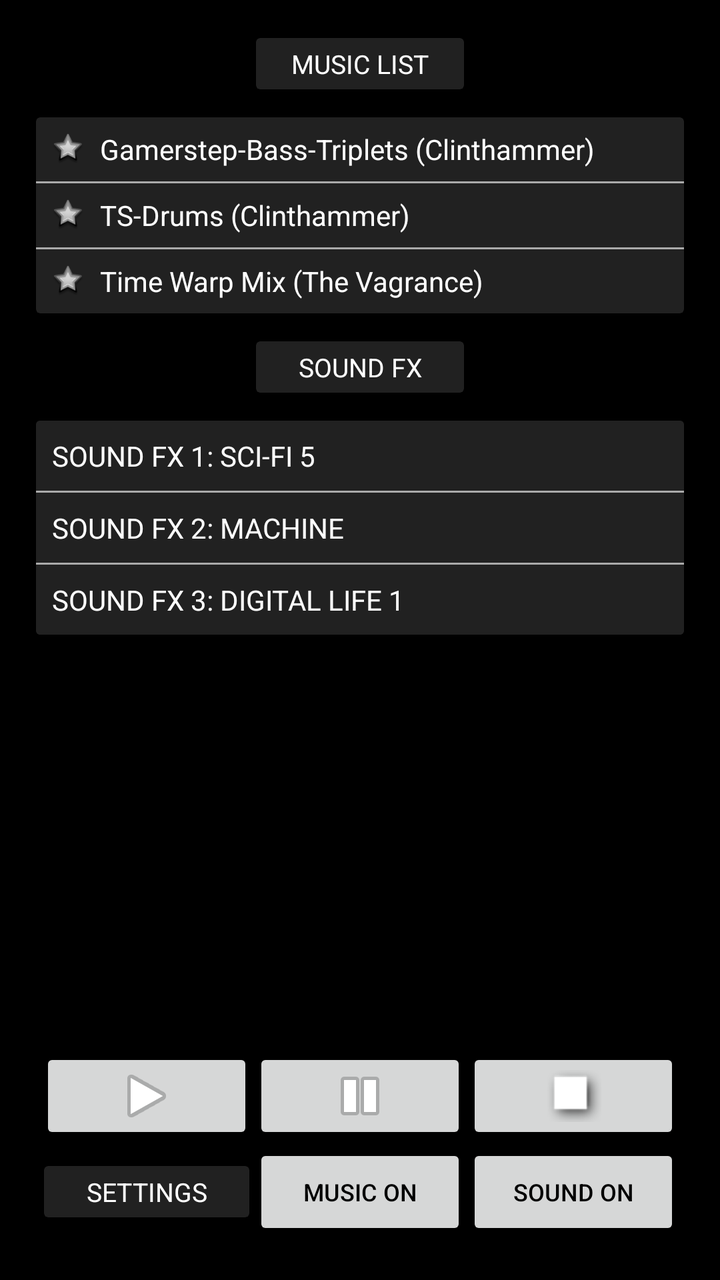
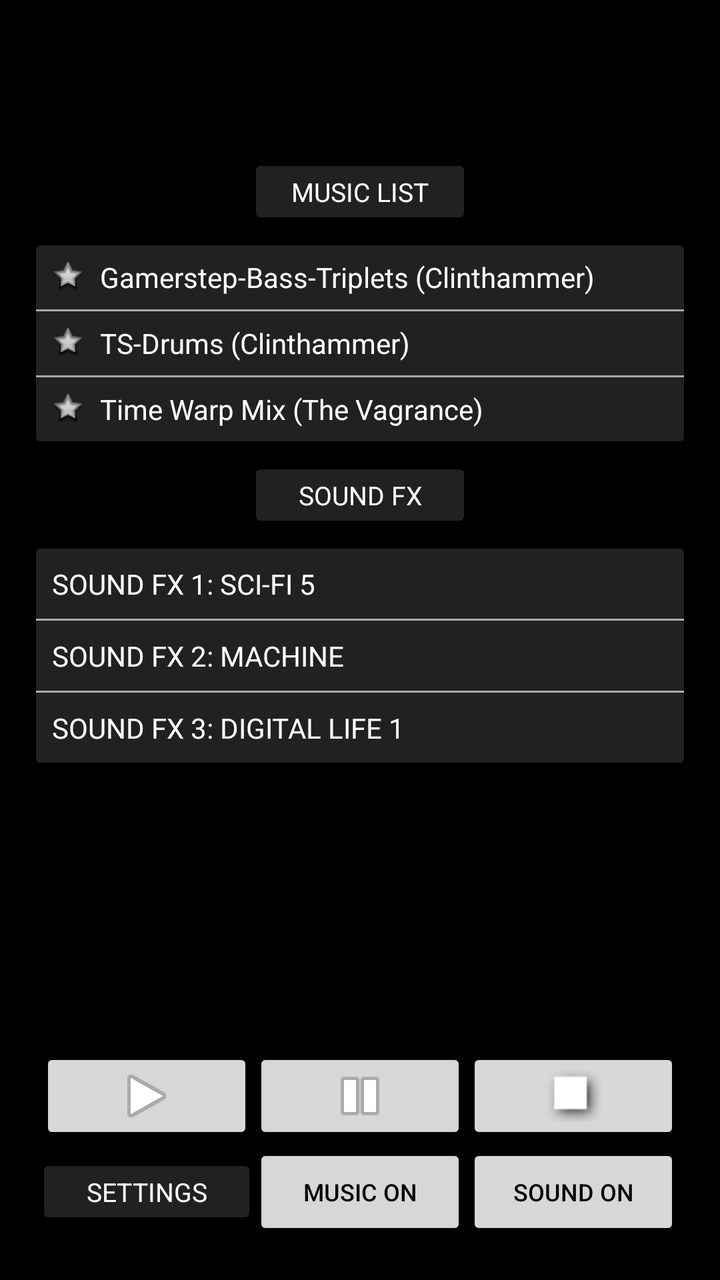

Screens rendered from an Android XML layout before and after an edit, with the pre-edit source and the edit as a unified diff.
<!-- AndroidManifest.xml: application theme AppTheme -->
<!-- res/layout/activity_hx_audio_player_demo.xml -->
<LinearLayout xmlns:android="http://schemas.android.com/apk/res/android"
    xmlns:card_view="http://schemas.android.com/apk/res-auto"
    android:id="@+id/activity_hx_audio_player_demo_layout"
    android:layout_width="match_parent"
    android:layout_height="match_parent"
    android:background="@android:color/black"
    android:orientation="vertical"
    android:padding="16dp">

    <ScrollView
        android:id="@+id/activity_hx_audio_main_container_scroll_view"
        android:layout_width="match_parent"
        android:layout_height="0dp"
        android:layout_weight="1">

        <LinearLayout
            android:id="@+id/activity_hx_audio_main_container"
            android:layout_width="fill_parent"
            android:layout_height="wrap_content"
            android:orientation="vertical">

            <androidx.cardview.widget.CardView
                android:id="@+id/activity_hx_audio_music_list_header_container"
                android:layout_width="wrap_content"
                android:layout_height="wrap_content"
                android:layout_gravity="center"
                android:layout_marginBottom="8dp"
                card_view:cardBackgroundColor="@color/primaryColor"
                card_view:cardCornerRadius="2dp"
                card_view:cardElevation="2dp"
                card_view:cardPreventCornerOverlap="false"
                card_view:cardUseCompatPadding="true">

                <TextView
                    android:id="@+id/activity_hx_audio_music_list_header"
                    android:layout_width="96dp"
                    android:layout_height="wrap_content"
                    android:layout_gravity="center"
                    android:layout_margin="4dp"
                    android:gravity="center"
                    android:text="MUSIC LIST"
                    android:textColor="@android:color/white"
                    android:textSize="13sp"
                    android:typeface="normal" />

            </androidx.cardview.widget.CardView>

            <androidx.cardview.widget.CardView
                android:id="@+id/activity_hx_audio_music_list_card_container"
                android:layout_width="match_parent"
                android:layout_height="wrap_content"
                android:layout_gravity="center"
                android:layout_marginBottom="8dp"
                card_view:cardBackgroundColor="@color/primaryColor"
                card_view:cardCornerRadius="2dp"
                card_view:cardElevation="2dp"
                card_view:cardPreventCornerOverlap="false"
                card_view:cardUseCompatPadding="true">

                <LinearLayout
                    android:id="@+id/activity_hx_audio_music_list_container"
                    android:layout_width="fill_parent"
                    android:layout_height="wrap_content"
                    android:layout_gravity="center_horizontal"
                    android:gravity="center"
                    android:orientation="vertical">

                    <LinearLayout
                        android:id="@+id/activity_hx_audio_first_song_container"
                        android:layout_width="match_parent"
                        android:layout_height="wrap_content"
                        android:clickable="true"
                        android:orientation="horizontal">

                        <ImageView
                            android:id="@+id/activity_hx_audio_first_song_star"
                            android:layout_width="16dp"
                            android:layout_height="16dp"
                            android:layout_margin="8dp"
                            android:src="@android:drawable/star_big_off" />

                        <TextView
                            android:id="@+id/activity_hx_audio_first_song_name"
                            android:layout_width="wrap_content"
                            android:layout_height="wrap_content"
                            android:layout_gravity="center"
                            android:gravity="center"
                            android:text="Gamerstep-Bass-Triplets (Clinthammer)"
                            android:textColor="@android:color/white"
                            android:textSize="14sp"
                            android:typeface="normal" />

                    </LinearLayout>

                    <View
                        android:id="@+id/activity_hx_audio_divider_1"
                        android:layout_width="match_parent"
                        android:layout_height="1dp"
                        android:background="@android:color/darker_gray" />

                    <LinearLayout
                        android:id="@+id/activity_hx_audio_second_song_container"
                        android:layout_width="match_parent"
                        android:layout_height="wrap_content"
                        android:clickable="true"
                        android:orientation="horizontal">

                        <ImageView
                            android:id="@+id/activity_hx_audio_second_song_star"
                            android:layout_width="16dp"
                            android:layout_height="16dp"
                            android:layout_margin="8dp"
                            android:src="@android:drawable/star_big_off" />

                        <TextView
                            android:id="@+id/activity_hx_audio_second_song_name"
                            android:layout_width="wrap_content"
                            android:layout_height="wrap_content"
                            android:layout_gravity="center"
                            android:gravity="center"
                            android:text="TS-Drums (Clinthammer)"
                            android:textColor="@android:color/white"
                            android:textSize="14sp"
                            android:typeface="normal" />
                    </LinearLayout>

                    <View
                        android:id="@+id/activity_hx_audio_divider_2"
                        android:layout_width="match_parent"
                        android:layout_height="1dp"
                        android:background="@android:color/darker_gray" />

                    <LinearLayout
                        android:id="@+id/activity_hx_audio_third_song_container"
                        android:layout_width="match_parent"
                        android:layout_height="wrap_content"
                        android:clickable="true"
                        android:orientation="horizontal">

                        <ImageView
                            android:id="@+id/activity_hx_audio_third_song_star"
                            android:layout_width="16dp"
                            android:layout_height="16dp"
                            android:layout_margin="8dp"
                            android:src="@android:drawable/star_big_off" />

                        <TextView
                            android:id="@+id/activity_hx_audio_third_song_name"
                            android:layout_width="wrap_content"
                            android:layout_height="wrap_content"
                            android:layout_gravity="center"
                            android:gravity="center"
                            android:text="Time Warp Mix (The Vagrance)"
                            android:textColor="@android:color/white"
                            android:textSize="14sp"
                            android:typeface="normal" />

                    </LinearLayout>

                </LinearLayout>

            </androidx.cardview.widget.CardView>

            <androidx.cardview.widget.CardView
                android:id="@+id/activity_hx_audio_sound_fx_header_container"
                android:layout_width="wrap_content"
                android:layout_height="wrap_content"
                android:layout_gravity="center"
                android:layout_marginBottom="8dp"
                card_view:cardBackgroundColor="@color/primaryColor"
                card_view:cardCornerRadius="2dp"
                card_view:cardElevation="2dp"
                card_view:cardPreventCornerOverlap="false"
                card_view:cardUseCompatPadding="true">

                <TextView
                    android:id="@+id/activity_hx_audio_sound_fx_header"
                    android:layout_width="96dp"
                    android:layout_height="wrap_content"
                    android:layout_gravity="center"
                    android:layout_margin="4dp"
                    android:gravity="center"
                    android:text="SOUND FX"
                    android:textColor="@android:color/white"
                    android:textSize="13sp"
                    android:typeface="normal" />

            </androidx.cardview.widget.CardView>

            <androidx.cardview.widget.CardView
                android:id="@+id/activity_hx_audio_sound_fx_card_container"
                android:layout_width="match_parent"
                android:layout_height="wrap_content"
                android:layout_gravity="center"
                card_view:cardBackgroundColor="@color/primaryColor"
                card_view:cardCornerRadius="2dp"
                card_view:cardElevation="2dp"
                card_view:cardPreventCornerOverlap="false"
                card_view:cardUseCompatPadding="true">

                <LinearLayout
                    android:id="@+id/activity_hx_audio_sound_fx_container"
                    android:layout_width="fill_parent"
                    android:layout_height="wrap_content"
                    android:layout_gravity="center_horizontal"
                    android:background="@color/primaryColor"
                    android:gravity="center_horizontal"
                    android:orientation="vertical">

                    <LinearLayout
                        android:id="@+id/activity_hx_audio_first_sound_fx_container"
                        android:layout_width="match_parent"
                        android:layout_height="wrap_content"
                        android:clickable="true"
                        android:orientation="horizontal"
                        android:padding="8dp">

                        <TextView
                            android:id="@+id/activity_hx_audio_first_sound_fx_name"
                            android:layout_width="wrap_content"
                            android:layout_height="wrap_content"
                            android:layout_gravity="center"
                            android:gravity="center"
                            android:text="SOUND FX 1: SCI-FI 5"
                            android:textColor="@android:color/white"
                            android:textSize="14sp"
                            android:typeface="sans" />
                    </LinearLayout>

                    <View
                        android:id="@+id/activity_hx_audio_sound_fx_divider_1"
                        android:layout_width="fill_parent"
                        android:layout_height="1dp"
                        android:background="@android:color/darker_gray" />

                    <LinearLayout
                        android:id="@+id/activity_hx_audio_second_sound_fx_container"
                        android:layout_width="match_parent"
                        android:layout_height="wrap_content"
                        android:clickable="true"
                        android:orientation="horizontal"
                        android:padding="8dp">

                        <TextView
                            android:id="@+id/activity_hx_audio_second_sound_fx_name"
                            android:layout_width="wrap_content"
                            android:layout_height="wrap_content"
                            android:layout_gravity="center"
                            android:gravity="center"
                            android:text="SOUND FX 2: MACHINE"
                            android:textColor="@android:color/white"
                            android:textSize="14sp"
                            android:typeface="sans" />
                    </LinearLayout>

                    <View
                        android:id="@+id/activity_hx_audio_sound_fx_divider_2"
                        android:layout_width="fill_parent"
                        android:layout_height="1dp"
                        android:background="@android:color/darker_gray" />

                    <LinearLayout
                        android:id="@+id/activity_hx_audio_third_sound_fx_container"
                        android:layout_width="match_parent"
                        android:layout_height="wrap_content"
                        android:clickable="true"
                        android:orientation="horizontal"
                        android:padding="8dp">

                        <TextView
                            android:id="@+id/activity_hx_audio_third_sound_fx_name"
                            android:layout_width="wrap_content"
                            android:layout_height="wrap_content"
                            android:layout_gravity="center"
                            android:gravity="center"
                            android:text="SOUND FX 3: DIGITAL LIFE 1"
                            android:textColor="@android:color/white"
                            android:textSize="14sp"
                            android:typeface="sans" />
                    </LinearLayout>

                </LinearLayout>

            </androidx.cardview.widget.CardView>

        </LinearLayout>

    </ScrollView>

    <LinearLayout
        android:id="@+id/activity_hx_audio_controls_container"
        android:layout_width="match_parent"
        android:layout_height="wrap_content"
        android:layout_gravity="center"
        android:gravity="center"
        android:orientation="vertical"
        android:padding="4dp">

        <LinearLayout
            android:id="@+id/activity_hx_audio_play_controls_container"
            android:layout_width="match_parent"
            android:layout_height="wrap_content"
            android:layout_gravity="center"
            android:gravity="center"
            android:orientation="horizontal">

            <ImageButton
                android:id="@+id/play_button"
                android:layout_width="56dp"
                android:layout_height="48dp"
                android:layout_weight="1"
                android:clickable="true"
                android:src="@android:drawable/ic_media_play" />

            <ImageButton
                android:id="@+id/pause_button"
                android:layout_width="56dp"
                android:layout_height="48dp"
                android:layout_weight="1"
                android:clickable="true"
                android:src="@android:drawable/ic_media_pause" />

            <ImageButton
                android:id="@+id/stop_button"
                android:layout_width="56dp"
                android:layout_height="48dp"
                android:layout_weight="1"
                android:src="@android:drawable/picture_frame" />
        </LinearLayout>

        <LinearLayout
            android:id="@+id/activity_hx_audio_play_options_container"
            android:layout_width="match_parent"
            android:layout_height="wrap_content"
            android:layout_gravity="bottom|center_horizontal"
            android:orientation="horizontal">

            <androidx.cardview.widget.CardView
                android:id="@+id/activity_hx_audio_settings_header_container"
                android:layout_width="match_parent"
                android:layout_height="wrap_content"
                android:layout_gravity="center"
                android:layout_weight="1"
                card_view:cardBackgroundColor="@color/primaryColor"
                card_view:cardCornerRadius="2dp"
                card_view:cardElevation="2dp"
                card_view:cardPreventCornerOverlap="false"
                card_view:cardUseCompatPadding="true">

                <TextView
                    android:id="@+id/activity_hx_audio_settings_header"
                    android:layout_width="96dp"
                    android:layout_height="wrap_content"
                    android:layout_gravity="center"
                    android:layout_margin="4dp"
                    android:gravity="center"
                    android:text="SETTINGS"
                    android:textColor="@android:color/white"
                    android:textSize="13sp"
                    android:typeface="normal" />

            </androidx.cardview.widget.CardView>

            <Button
                android:id="@+id/music_enable_button"
                android:layout_width="match_parent"
                android:layout_height="wrap_content"
                android:layout_weight="1"
                android:text="MUSIC ON"
                android:textColor="@android:color/black"
                android:textSize="12sp" />

            <Button
                android:id="@+id/sound_enable_button"
                android:layout_width="match_parent"
                android:layout_height="wrap_content"
                android:layout_weight="1"
                android:text="SOUND ON"
                android:textColor="@android:color/black"
                android:textSize="12sp" />
        </LinearLayout>

    </LinearLayout>

</LinearLayout>
<!-- resources referenced by this layout -->
<resources>
  <color name="primaryColor">#212121</color>
  <style name="AppTheme" parent="Theme.AppCompat.Light.DarkActionBar">
          
      </style>
</resources>

<!-- the commit's change to res/layout/activity_hx_audio_player_demo.xml (unified diff, before → after) -->
@@ -1,17 +1,21 @@
-<LinearLayout xmlns:android="http://schemas.android.com/apk/res/android"
+<LinearLayout
+    xmlns:android="http://schemas.android.com/apk/res/android"
     xmlns:card_view="http://schemas.android.com/apk/res-auto"
     android:id="@+id/activity_hx_audio_player_demo_layout"
     android:layout_width="match_parent"
     android:layout_height="match_parent"
     android:background="@android:color/black"
     android:orientation="vertical"
-    android:padding="16dp">
+    android:padding="16dp"
+    android:fitsSystemWindows="true">
 
     <ScrollView
         android:id="@+id/activity_hx_audio_main_container_scroll_view"
         android:layout_width="match_parent"
         android:layout_height="0dp"
-        android:layout_weight="1">
+        android:layout_weight="1"
+        android:clipToPadding="false"
+        android:paddingTop="?attr/actionBarSize">
 
         <LinearLayout
             android:id="@+id/activity_hx_audio_main_container"
@@ -24,6 +28,7 @@
                 android:layout_width="wrap_content"
                 android:layout_height="wrap_content"
                 android:layout_gravity="center"
+                android:layout_marginTop="8dp"
                 android:layout_marginBottom="8dp"
                 card_view:cardBackgroundColor="@color/primaryColor"
                 card_view:cardCornerRadius="2dp"
<!-- resource entries referenced after the edit -->
@@ -2,7 +2,12 @@
 <resources>
   <color name="primaryColor">#212121</color>
   <style name="AppTheme" parent="Theme.AppCompat.Light.DarkActionBar">
-          
+          <item name="colorPrimaryDark">@android:color/black</item>
+          <item name="android:statusBarColor">@android:color/black</item>
+          <item name="android:navigationBarColor">@android:color/black</item>
+          <item name="android:windowBackground">@android:color/black</item>
+          <item name="android:windowDrawsSystemBarBackgrounds">true</item>
+          <item name="android:windowLightStatusBar">false</item>
       </style>
 </resources>
 
